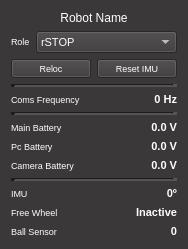
First picture: the form in src/robotwidget.ui, repository pedroosorio/minho_team_simulation_tools, before the edit.
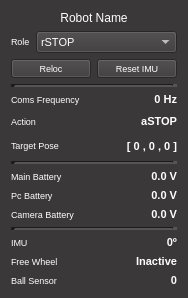
Second picture: the form after the edit.

```diff
--- a/src/robotwidget.ui
+++ b/src/robotwidget.ui
@@ -6,14 +6,14 @@
    <rect>
     <x>0</x>
     <y>0</y>
-    <width>150</width>
-    <height>230</height>
+    <width>188</width>
+    <height>298</height>
    </rect>
   </property>
   <property name="maximumSize">
    <size>
-    <width>150</width>
-    <height>230</height>
+    <width>188</width>
+    <height>298</height>
    </size>
   </property>
   <property name="palette">
@@ -437,7 +437,7 @@
   <layout class="QGridLayout" name="gridLayout_2">
    <item row="0" column="0">
     <layout class="QGridLayout" name="gridLayout">
-     <item row="12" column="0">
+     <item row="14" column="0">
       <layout class="QHBoxLayout" name="horizontalLayout_6">
        <item>
         <widget class="QLabel" name="label_5">
@@ -545,7 +545,7 @@
        </item>
       </layout>
      </item>
-     <item row="9" column="0">
+     <item row="11" column="0">
       <layout class="QHBoxLayout" name="horizontalLayout_4">
        <item>
         <widget class="QLabel" name="label_6">
@@ -594,16 +594,6 @@
        </item>
       </layout>
      </item>
-     <item row="7" column="0">
-      <widget class="Line" name="line_2">
-       <property name="lineWidth">
-        <number>5</number>
-       </property>
-       <property name="orientation">
-        <enum>Qt::Horizontal</enum>
-       </property>
-      </widget>
-     </item>
      <item row="6" column="0">
       <layout class="QHBoxLayout" name="horizontalLayout_5">
        <item>
@@ -653,7 +643,7 @@
        </item>
       </layout>
      </item>
-     <item row="10" column="0">
+     <item row="12" column="0">
       <layout class="QHBoxLayout" name="horizontalLayout_3">
        <item>
         <widget class="QLabel" name="label_4">
@@ -702,7 +692,7 @@
        </item>
       </layout>
      </item>
-     <item row="13" column="0">
+     <item row="15" column="0">
       <layout class="QHBoxLayout" name="horizontalLayout_7">
        <item>
         <widget class="QLabel" name="label_7">
@@ -751,17 +741,7 @@
        </item>
       </layout>
      </item>
-     <item row="11" column="0">
-      <widget class="Line" name="line_3">
-       <property name="lineWidth">
-        <number>5</number>
-       </property>
-       <property name="orientation">
-        <enum>Qt::Horizontal</enum>
-       </property>
-      </widget>
-     </item>
-     <item row="14" column="0">
+     <item row="16" column="0">
       <layout class="QHBoxLayout" name="horizontalLayout_8">
        <item>
         <widget class="QLabel" name="label_8">
@@ -810,7 +790,7 @@
        </item>
       </layout>
      </item>
-     <item row="8" column="0">
+     <item row="10" column="0">
       <layout class="QHBoxLayout" name="horizontalLayout">
        <item>
         <widget class="QLabel" name="label">
@@ -923,6 +903,118 @@
        </item>
       </layout>
      </item>
+     <item row="13" column="0">
+      <widget class="Line" name="line_3">
+       <property name="lineWidth">
+        <number>5</number>
+       </property>
+       <property name="orientation">
+        <enum>Qt::Horizontal</enum>
+       </property>
+      </widget>
+     </item>
+     <item row="9" column="0">
+      <widget class="Line" name="line_2">
+       <property name="lineWidth">
+        <number>5</number>
+       </property>
+       <property name="orientation">
+        <enum>Qt::Horizontal</enum>
+       </property>
+      </widget>
+     </item>
+     <item row="7" column="0">
+      <layout class="QHBoxLayout" name="horizontalLayout_12">
+       <item>
+        <widget class="QLabel" name="label_9">
+         <property name="sizePolicy">
+          <sizepolicy hsizetype="Maximum" vsizetype="Maximum">
+           <horstretch>0</horstretch>
+           <verstretch>0</verstretch>
+          </sizepolicy>
+         </property>
+         <property name="font">
+          <font>
+           <family>Ubuntu</family>
+           <pointsize>7</pointsize>
+          </font>
+         </property>
+         <property name="text">
+          <string>Action</string>
+         </property>
+        </widget>
+       </item>
+       <item>
+        <widget class="QLabel" name="lb_action">
+         <property name="font">
+          <font>
+           <family>Ubuntu</family>
+           <pointsize>8</pointsize>
+           <weight>75</weight>
+           <bold>true</bold>
+          </font>
+         </property>
+         <property name="text">
+          <string>aSTOP</string>
+         </property>
+         <property name="alignment">
+          <set>Qt::AlignRight|Qt::AlignTrailing|Qt::AlignVCenter</set>
+         </property>
+        </widget>
+       </item>
+      </layout>
+     </item>
+     <item row="5" column="0">
+      <widget class="Line" name="line">
+       <property name="lineWidth">
+        <number>5</number>
+       </property>
+       <property name="orientation">
+        <enum>Qt::Horizontal</enum>
+       </property>
+      </widget>
+     </item>
+     <item row="8" column="0">
+      <layout class="QHBoxLayout" name="horizontalLayout_13">
+       <item>
+        <widget class="QLabel" name="label_10">
+         <property name="sizePolicy">
+          <sizepolicy hsizetype="Maximum" vsizetype="Maximum">
+           <horstretch>0</horstretch>
+           <verstretch>0</verstretch>
+          </sizepolicy>
+         </property>
+         <property name="font">
+          <font>
+           <family>Ubuntu</family>
+           <pointsize>7</pointsize>
+          </font>
+         </property>
+         <property name="text">
+          <string>Target Pose</string>
+         </property>
+        </widget>
+       </item>
+       <item>
+        <widget class="QLabel" name="lb_tpose">
+         <property name="font">
+          <font>
+           <family>Ubuntu</family>
+           <pointsize>8</pointsize>
+           <weight>75</weight>
+           <bold>true</bold>
+          </font>
+         </property>
+         <property name="text">
+          <string>[ 0 , 0 , 0 ]</string>
+         </property>
+         <property name="alignment">
+          <set>Qt::AlignRight|Qt::AlignTrailing|Qt::AlignVCenter</set>
+         </property>
+        </widget>
+       </item>
+      </layout>
+     </item>
     </layout>
    </item>
   </layout>
```
Left out of the diff: 10 changed lines with no effect on the pictures.
